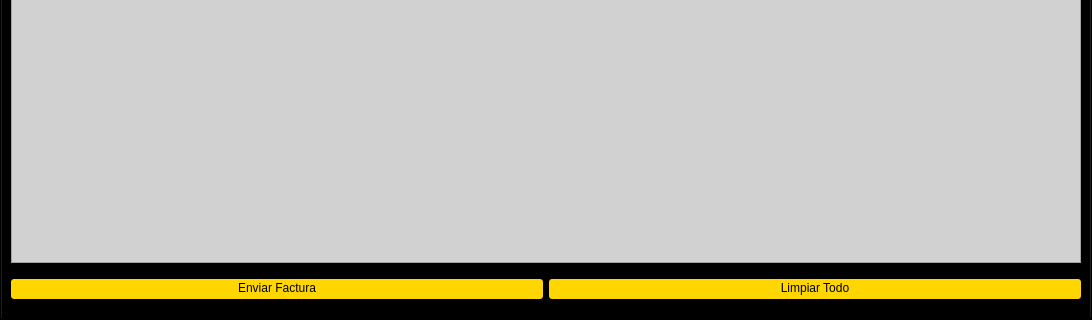
This is GymFitness/View/gymoperations.ui in J-Pinos3/Desktop_GymManagement as Qt 5 draws it before an edit; both pictures show x 0 to 1092 and y 325 to 645 of the 1092 by 645 pixel window. The edited form follows.
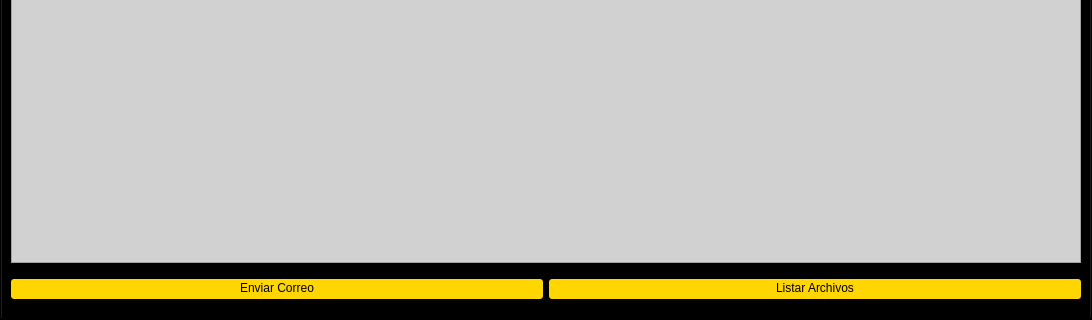
This is the edited form.

What changed in the file:
```diff
--- a/GymFitness/View/gymoperations.ui
+++ b/GymFitness/View/gymoperations.ui
@@ -1330,14 +1330,14 @@
            <item>
             <widget class="QPushButton" name="pushButton">
              <property name="text">
-              <string>Enviar Factura</string>
+              <string>Enviar Correo</string>
              </property>
             </widget>
            </item>
            <item>
             <widget class="QPushButton" name="pushButton_2">
              <property name="text">
-              <string>Limpiar Todo</string>
+              <string>Listar Archivos</string>
              </property>
             </widget>
            </item>
```
Left out of the diff: 8 changed lines with no effect on the pictures.
